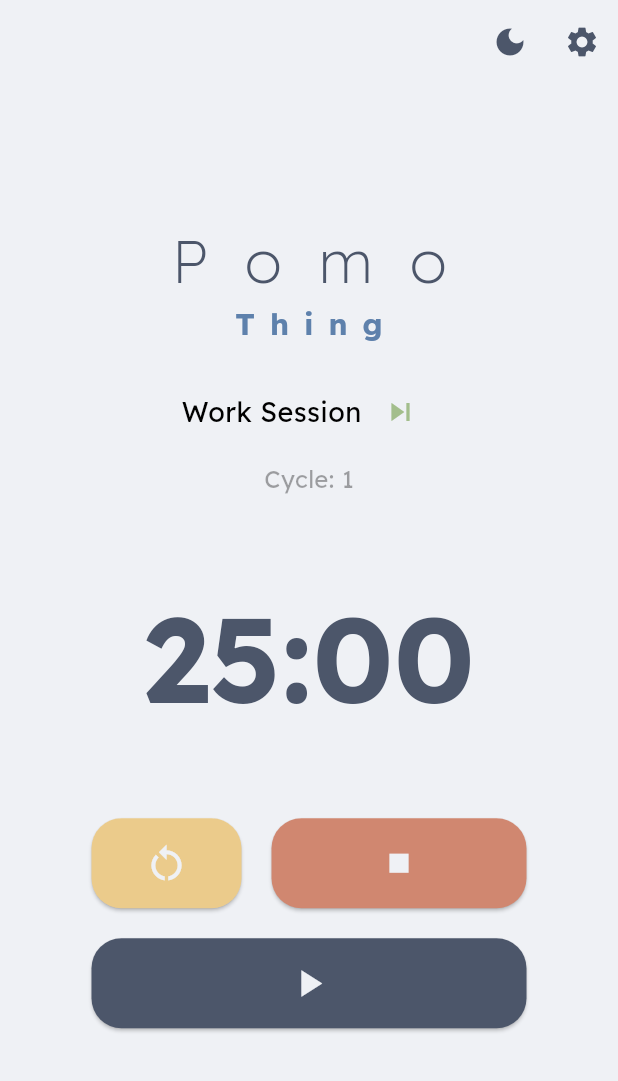
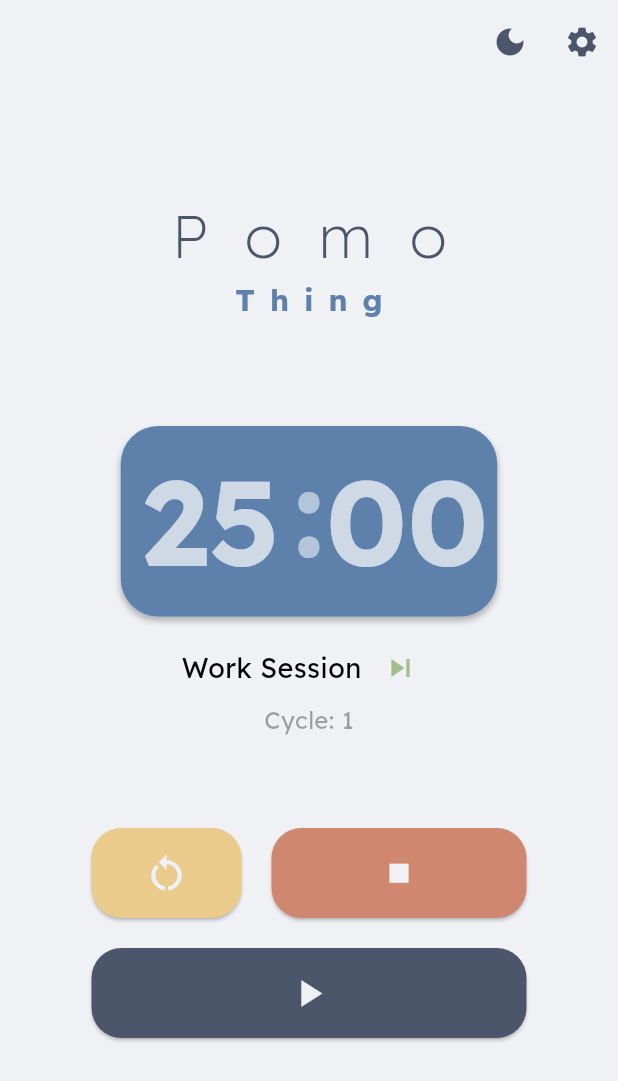
Before and after one commit to AbrarAbe/pomothing, a Flutter app: the screen it shows after launch, on a phone screen of 412 x 824 dp. Shown: the top 1081 px of the screen. Run offline on Flutter 3.47's test engine with Material 3 defaults, Android fonts, the phone set to English and light mode, and no system bars; our stand-ins replace google_fonts, shared_preferences.

Commit message:
feat(ui): Improve timer screen layout and stabilize time display
Add vertical spacing between key elements in the TimerScreen (title, time display, status header, buttons) for better visual separation and balance.

Wrap the minute and second digit displays in TimeDisplay with fixed-width containers and center alignment. This prevents the time display from shifting horizontally as the number of digits changes. Also adds padding around the colon separator for improved appearance.

```diff
--- a/lib/features/timer/timer_screen.dart
+++ b/lib/features/timer/timer_screen.dart
@@ -82,14 +82,33 @@ class _TimerScreenState extends State<TimerScreen> {
         child: Column(
           mainAxisAlignment: MainAxisAlignment.center,
           children: [
+            Text(
+              "Pomo",
+              style: TextStyle(
+                color: Theme.of(context).colorScheme.primary,
+                fontSize: 40,
+                fontWeight: FontWeight.w200,
+                letterSpacing: 25,
+              ),
+            ),
+            Text(
+              "Thing",
+              style: TextStyle(
+                color: Theme.of(context).colorScheme.secondary,
+                fontSize: 20,
+                fontWeight: FontWeight.bold,
+                letterSpacing: 10,
+              ),
+            ),
+            const SizedBox(height: 70),
+            TimeDisplay(remainingTime: timerProvider.remainingTime),
+            const SizedBox(height: 10),
             TimerStatusHeader(
               currentSessionType: timerProvider.currentSessionType,
               skipSession: handleSkipSession,
               currentCycle: timerProvider.currentCycle,
             ),
-            const SizedBox(height: 50),
-            TimeDisplay(remainingTime: timerProvider.remainingTime),
-            const SizedBox(height: 50),
+            const SizedBox(height: 60),
             ButtonRow(
               handleResetCycle: handleResetCycle,
               handleStop: handleStop,
@@ -99,7 +118,7 @@ class _TimerScreenState extends State<TimerScreen> {
               timerState: timerProvider.timerState,
               handlePlayPause: handlePlayPause,
             ),
-            const SizedBox(height: 50),
+            const SizedBox(height: 60),
           ],
         ),
       ),
--- a/lib/features/timer/widgets/time_display.dart
+++ b/lib/features/timer/widgets/time_display.dart
@@ -9,12 +9,46 @@ class TimeDisplay extends StatelessWidget {
 
   @override
   Widget build(BuildContext context) {
-    return Text(
-      formatTime(remainingTime),
-      style: TextStyle(
-        fontSize: 80,
-        fontWeight: FontWeight.bold,
-        color: Theme.of(context).colorScheme.primary,
+    final textStyle = TextStyle(
+      fontSize: 80,
+      fontWeight: FontWeight.bold,
+      color: Colors.white70,
+    );
+    return Container(
+      width: 251,
+      alignment: Alignment.center,
+      decoration: BoxDecoration(
+        borderRadius: const BorderRadius.all(Radius.circular(25)),
+        color: Theme.of(context).colorScheme.secondary,
+        boxShadow: [
+          BoxShadow(color: Colors.black26, blurRadius: 3, offset: Offset(0, 3)),
+        ],
+      ),
+      child: Row(
+        mainAxisAlignment: MainAxisAlignment.center,
+        children: [
+          Container(
+            width: 110,
+            alignment: Alignment.center,
+            child: Text(formatMinutes(remainingTime), style: textStyle),
+          ),
+          Padding(
+            padding: const EdgeInsets.only(bottom: 13),
+            child: Text(
+              ':',
+              style: TextStyle(
+                fontSize: 80,
+                fontWeight: FontWeight.bold,
+                color: Colors.white54,
+              ),
+            ),
+          ),
+          Container(
+            width: 110,
+            alignment: Alignment.center,
+            child: Text(formatSeconds(remainingTime), style: textStyle),
+          ),
+        ],
       ),
     );
   }
--- a/lib/features/timer/widgets/timer_status_header.dart
+++ b/lib/features/timer/widgets/timer_status_header.dart
@@ -20,31 +20,11 @@ class TimerStatusHeader extends StatelessWidget {
     return Column(
       mainAxisAlignment: MainAxisAlignment.center,
       children: [
-        Text(
-          "Pomo",
-          style: TextStyle(
-            color: Theme.of(context).colorScheme.primary,
-            fontSize: 40,
-            fontWeight: FontWeight.w200,
-            letterSpacing: 25,
-          ),
-        ),
-        Text(
-          "Thing",
-          style: TextStyle(
-            color: Theme.of(context).colorScheme.secondary,
-            fontSize: 20,
-            fontWeight: FontWeight.bold,
-            letterSpacing: 10,
-          ),
-        ),
-        const SizedBox(height: 20),
         SessionInfo(
           currentSessionType: currentSessionType,
           skipSession: skipSession,
           currentCycle: currentCycle,
         ),
-        const SizedBox(height: 10),
         CycleCount(currentCycle: currentCycle),
       ],
     );
--- a/lib/utils/time_utils.dart
+++ b/lib/utils/time_utils.dart
@@ -1,5 +1,9 @@
-String formatTime(int seconds) {
+String formatMinutes(int seconds) {
   final minutes = (seconds ~/ 60).toString().padLeft(2, '0');
+  return minutes;
+}
+
+String formatSeconds(int seconds) {
   final remainingSeconds = (seconds % 60).toString().padLeft(2, '0');
-  return '$minutes:$remainingSeconds';
+  return remainingSeconds;
 }
```
